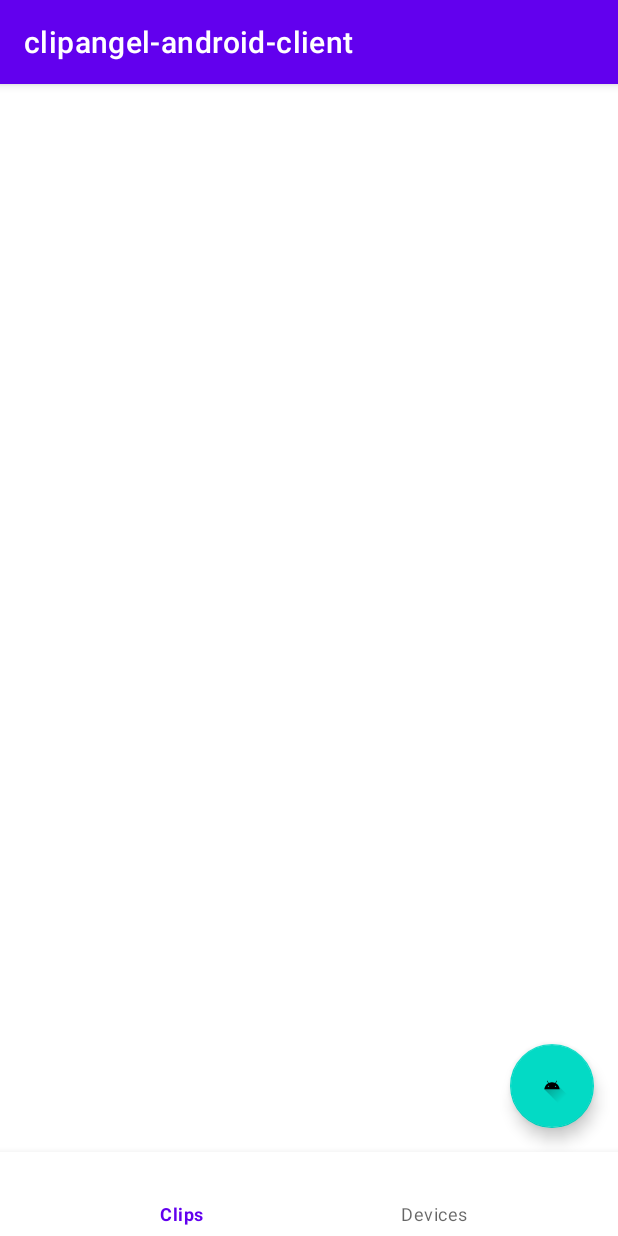
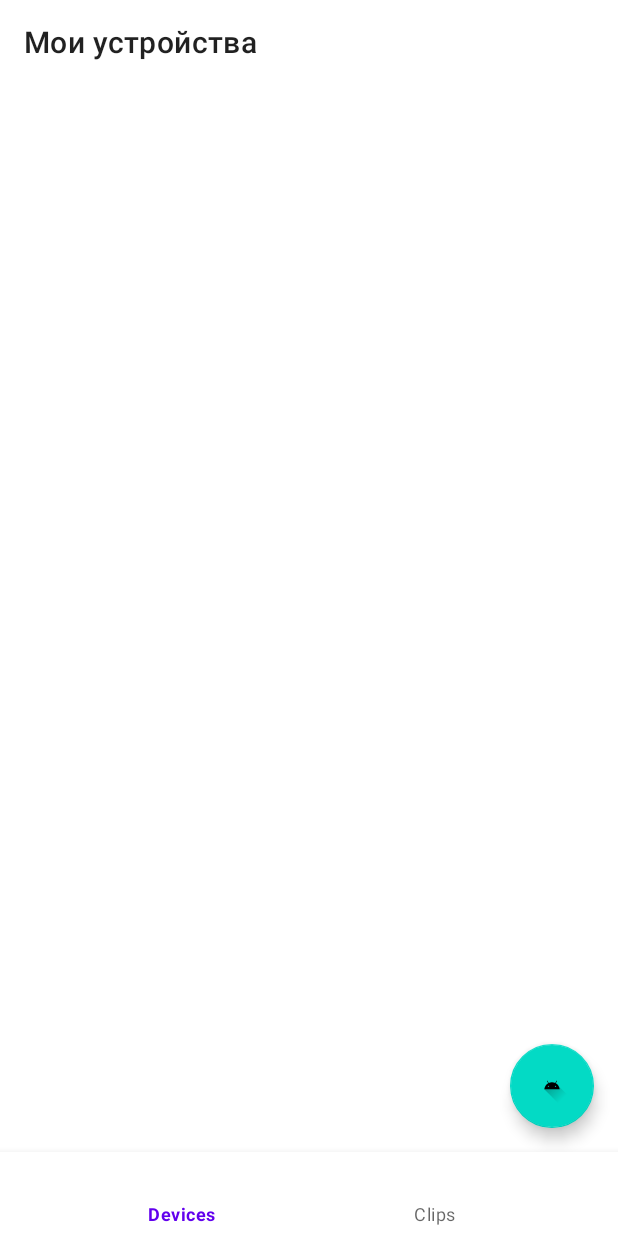
Before and after one commit to stargeraaas/clipoid, an Android app: the screen it shows after launch (MainActivity), on a phone screen of 412 x 824 dp. Run offline under Robolectric (Android 15) with nearby library versions, the phone set to English and light mode, and no system bars; our stand-ins replace navigation-ui.

Commit message:
Added BaseFragment.kt Added scanning process QR code

```diff
--- a/app/src/main/java/dev/sukharev/clipangel/MainActivity.kt
+++ b/app/src/main/java/dev/sukharev/clipangel/MainActivity.kt
@@ -3,28 +3,35 @@ package dev.sukharev.clipangel
 
 import androidx.appcompat.app.AppCompatActivity
 import android.os.Bundle
+import android.view.View
 
 import android.widget.Button
+import android.widget.Toolbar
 import androidx.navigation.fragment.NavHostFragment
 import androidx.navigation.ui.setupWithNavController
 import com.google.android.material.bottomnavigation.BottomNavigationView
+import dev.sukharev.clipangel.presentation.BottomNavView
+import dev.sukharev.clipangel.presentation.ToolbarPresenter
 
-class MainActivity : AppCompatActivity() {
+class MainActivity : AppCompatActivity(), ToolbarPresenter, BottomNavView {
 
 
+    private lateinit var bottomMenu: BottomNavigationView
 
     companion object {
         private const val REQUEST_CAMERA_PERMISSION = 10
     }
 
-
     override fun onCreate(savedInstanceState: Bundle?) {
         super.onCreate(savedInstanceState)
         setContentView(R.layout.activity_main)
+
+        setSupportActionBar(findViewById<androidx.appcompat.widget.Toolbar>(R.id.materialToolbar))
+
         val navHostFragment =
                 supportFragmentManager.findFragmentById(R.id.nav_host_fragment) as NavHostFragment
         val navController = navHostFragment.navController
-        val bottomMenu: BottomNavigationView = findViewById(R.id.bottomNavigationView)
+        bottomMenu = findViewById(R.id.bottomNavigationView)
         bottomMenu.setupWithNavController(navController)
         bottomMenu.setOnNavigationItemSelectedListener {
             when(it.itemId) {
@@ -41,4 +48,26 @@ class MainActivity : AppCompatActivity() {
 
     }
 
+    override fun show() {
+        supportActionBar?.show()
+    }
+
+    override fun hide() {
+        supportActionBar?.hide()
+    }
+
+    override fun setBackToHome(state: Boolean) {
+        supportActionBar?.setDisplayHomeAsUpEnabled(state)
+        supportActionBar?.setDisplayShowHomeEnabled(state)
+    }
+
+    override fun setTitle(text: String?) {
+        supportActionBar?.title = text
+    }
+
+    override fun setVisibility(state: Boolean) {
+        bottomMenu.visibility = if (state) View.VISIBLE else View.GONE
+    }
+
+
 }
--- /dev/null
+++ b/app/src/main/java/dev/sukharev/clipangel/presentation/BottomNavView.kt
@@ -0,0 +1,6 @@
+package dev.sukharev.clipangel.presentation
+
+
+interface BottomNavView {
+    fun setVisibility(state: Boolean)
+}
--- /dev/null
+++ b/app/src/main/java/dev/sukharev/clipangel/presentation/ToolbarPresenter.kt
@@ -0,0 +1,10 @@
+package dev.sukharev.clipangel.presentation
+
+
+
+interface ToolbarPresenter {
+    fun show()
+    fun hide()
+    fun setBackToHome(state: Boolean)
+    fun setTitle(text: String?)
+}
--- a/app/src/main/java/dev/sukharev/clipangel/presentation/fragments/AttachDeviceFragment.kt
+++ b/app/src/main/java/dev/sukharev/clipangel/presentation/fragments/AttachDeviceFragment.kt
@@ -7,22 +7,35 @@ import android.view.View
 import android.view.ViewGroup
 import android.widget.Toast
 import androidx.fragment.app.Fragment
+import androidx.navigation.fragment.findNavController
 import com.dlazaro66.qrcodereaderview.QRCodeReaderView
 import dev.sukharev.clipangel.R
+import dev.sukharev.clipangel.presentation.ToolbarPresenter
 
 
-class AttachDeviceFragment: Fragment(), QRCodeReaderView.OnQRCodeReadListener  {
+class AttachDeviceFragment: BaseFragment(), QRCodeReaderView.OnQRCodeReadListener  {
 
     lateinit var qrCodeReaderView: QRCodeReaderView
 
+
+    override fun initToolbar(presenter: ToolbarPresenter) {
+        presenter.hide()
+    }
+
+    override fun showBottomNavigation(): Boolean = false
+
     override fun onCreateView(inflater: LayoutInflater, container: ViewGroup?,
                               savedInstanceState: Bundle?): View? {
-        return inflater.inflate(R.layout.fragment_attach_device, container)
+        return inflater.inflate(R.layout.fragment_attach_device, null)
     }
+
 
     override fun onViewCreated(view: View, savedInstanceState: Bundle?) {
         super.onViewCreated(view, savedInstanceState)
         initQRCodeReader(view)
+        getToolbarPresenter().setTitle("Регистрация устройства")
+        getToolbarPresenter().setBackToHome(true)
+
     }
 
     private fun initQRCodeReader(view: View) {
@@ -35,6 +48,8 @@ class AttachDeviceFragment: Fragment(), QRCodeReaderView.OnQRCodeReadListener  {
     override fun onQRCodeRead(text: String?, points: Array<out PointF>?) {
         Toast.makeText(requireContext(), "$text", Toast.LENGTH_SHORT).show()
         stopScanning()
+        findNavController().previousBackStackEntry?.savedStateHandle?.set("key", text)
+        findNavController().popBackStack()
     }
 
     private fun startScanning() {
--- /dev/null
+++ b/app/src/main/java/dev/sukharev/clipangel/presentation/fragments/BaseFragment.kt
@@ -0,0 +1,25 @@
+package dev.sukharev.clipangel.presentation.fragments
+
+import android.os.Bundle
+import android.view.View
+import androidx.fragment.app.Fragment
+import dev.sukharev.clipangel.presentation.BottomNavView
+import dev.sukharev.clipangel.presentation.ToolbarPresenter
+
+
+abstract class BaseFragment: Fragment() {
+
+    protected fun getToolbarPresenter() = activity as ToolbarPresenter
+    protected fun getBottomNavPresenter() = activity as BottomNavView
+
+    protected abstract fun initToolbar(presenter: ToolbarPresenter)
+
+    protected abstract fun showBottomNavigation(): Boolean
+
+    override fun onViewCreated(view: View, savedInstanceState: Bundle?) {
+        super.onViewCreated(view, savedInstanceState)
+        initToolbar(getToolbarPresenter())
+        getBottomNavPresenter().setVisibility(showBottomNavigation())
+    }
+
+}
--- a/app/src/main/java/dev/sukharev/clipangel/presentation/fragments/ClipsFragment.kt
+++ b/app/src/main/java/dev/sukharev/clipangel/presentation/fragments/ClipsFragment.kt
@@ -6,9 +6,17 @@ import android.view.View
 import android.view.ViewGroup
 import androidx.fragment.app.Fragment
 import dev.sukharev.clipangel.R
+import dev.sukharev.clipangel.presentation.ToolbarPresenter
 
 
-class ClipsFragment: Fragment() {
+class ClipsFragment: BaseFragment() {
+
+    override fun initToolbar(presenter: ToolbarPresenter) {
+        presenter.show()
+        presenter.setTitle("Мои клипы")
+    }
+
+    override fun showBottomNavigation(): Boolean = true
 
     override fun onCreateView(inflater: LayoutInflater, container: ViewGroup?, savedInstanceState: Bundle?): View? {
         return inflater.inflate(R.layout.fragment_clips, null)
--- a/app/src/main/java/dev/sukharev/clipangel/presentation/fragments/DevicesFragment.kt
+++ b/app/src/main/java/dev/sukharev/clipangel/presentation/fragments/DevicesFragment.kt
@@ -6,13 +6,15 @@ import android.view.View
 import android.view.ViewGroup
 import android.widget.Button
 import androidx.fragment.app.Fragment
+import androidx.navigation.fragment.NavHostFragment
+import androidx.navigation.fragment.findNavController
 import androidx.recyclerview.widget.RecyclerView
 import com.google.android.material.floatingactionbutton.FloatingActionButton
 import dev.sukharev.clipangel.R
+import dev.sukharev.clipangel.presentation.ToolbarPresenter
 
 
-class DevicesFragment: Fragment() {
-
+class DevicesFragment: BaseFragment(), View.OnClickListener {
 
     private lateinit var devicesRecyclerView: RecyclerView
     private lateinit var attachDeviceButton: FloatingActionButton
@@ -21,10 +23,29 @@ class DevicesFragment: Fragment() {
         return inflater.inflate(R.layout.fragment_devices, null)
     }
 
+    override fun initToolbar(presenter: ToolbarPresenter) {
+        presenter.setTitle("Мои устройства")
+        presenter.setBackToHome(false)
+        presenter.show()
+    }
+
+    override fun showBottomNavigation(): Boolean = true
+
     override fun onViewCreated(view: View, savedInstanceState: Bundle?) {
         super.onViewCreated(view, savedInstanceState)
         devicesRecyclerView = view.findViewById(R.id.devices_recycler)
         attachDeviceButton = view.findViewById(R.id.attach_device)
+        attachDeviceButton.setOnClickListener(this)
+
+        findNavController().currentBackStackEntry?.savedStateHandle?.get<String>("key")
+        println()
+    }
+
+    override fun onClick(view: View?) {
+        when(view?.id) {
+            R.id.attach_device -> NavHostFragment.findNavController(this)
+                    .navigate(R.id.attachDeviceFragment)
+        }
     }
 
 
--- a/app/src/main/res/layout/activity_main.xml
+++ b/app/src/main/res/layout/activity_main.xml
@@ -6,6 +6,13 @@
     android:layout_height="match_parent"
     tools:context=".MainActivity">
 
+    <com.google.android.material.appbar.MaterialToolbar
+        android:id="@+id/materialToolbar"
+        android:layout_width="match_parent"
+        android:layout_height="wrap_content"
+        app:layout_constraintEnd_toEndOf="parent"
+        app:layout_constraintStart_toStartOf="parent"
+        app:layout_constraintTop_toTopOf="parent" />
 
     <com.google.android.material.bottomnavigation.BottomNavigationView
         android:id="@+id/bottomNavigationView"
@@ -26,7 +33,7 @@
         app:layout_constraintHorizontal_bias="1.0"
         app:layout_constraintLeft_toLeftOf="parent"
         app:layout_constraintRight_toRightOf="parent"
-        app:layout_constraintTop_toTopOf="parent"
+        app:layout_constraintTop_toBottomOf="@+id/materialToolbar"
         app:layout_constraintVertical_bias="0.0"
         app:navGraph="@navigation/main_nav" />
 
--- a/app/src/main/res/menu/menu_bottom.xml
+++ b/app/src/main/res/menu/menu_bottom.xml
@@ -1,6 +1,6 @@
 <?xml version="1.0" encoding="utf-8"?>
 <menu xmlns:android="http://schemas.android.com/apk/res/android">
 
+    <item android:id="@+id/action_to_devices" android:title="Devices" />
     <item android:id="@+id/action_to_clips" android:title="Clips" />
-    <item android:id="@+id/action_to_devices" android:title="Devices" />
 </menu>
--- a/app/src/main/res/navigation/main_nav.xml
+++ b/app/src/main/res/navigation/main_nav.xml
@@ -13,12 +13,20 @@
         <action
             android:id="@+id/action_devicesFragment_to_clipsFragment"
             app:destination="@id/clipsFragment" />
+        <action
+            android:id="@+id/action_devicesFragment_to_attachDeviceFragment"
+            app:destination="@id/attachDeviceFragment" />
     </fragment>
     <fragment
         android:id="@+id/clipsFragment"
         android:name="dev.sukharev.clipangel.presentation.fragments.ClipsFragment"
         android:label="ClipsFragment"
         tools:layout="@layout/fragment_clips"/>
+    <fragment
+        android:id="@+id/attachDeviceFragment"
+        android:name="dev.sukharev.clipangel.presentation.fragments.AttachDeviceFragment"
+        android:label="AttachDeviceFragment"
+        tools:layout="@layout/fragment_attach_device"/>
 
 
 </navigation>
--- a/app/src/main/res/values/themes.xml
+++ b/app/src/main/res/values/themes.xml
@@ -1,6 +1,6 @@
 <resources xmlns:tools="http://schemas.android.com/tools">
     <!-- Base application theme. -->
-    <style name="Theme.Clipangelandroidclient" parent="Theme.MaterialComponents.DayNight.DarkActionBar">
+    <style name="Theme.Clipangelandroidclient" parent="Theme.MaterialComponents.DayNight.NoActionBar">
         <!-- Primary brand color. -->
         <item name="colorPrimary">@color/purple_500</item>
         <item name="colorPrimaryVariant">@color/purple_700</item>
```
